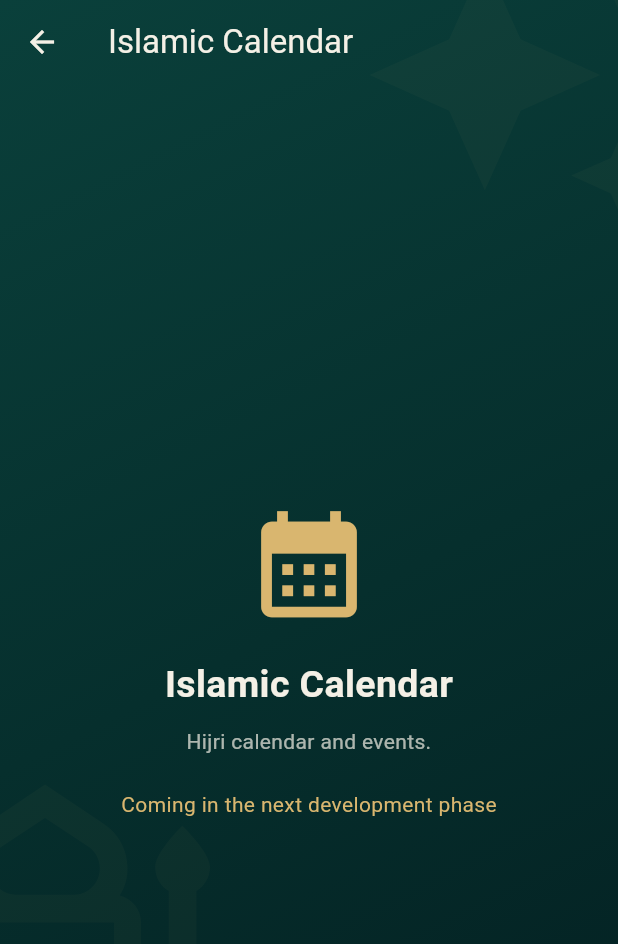
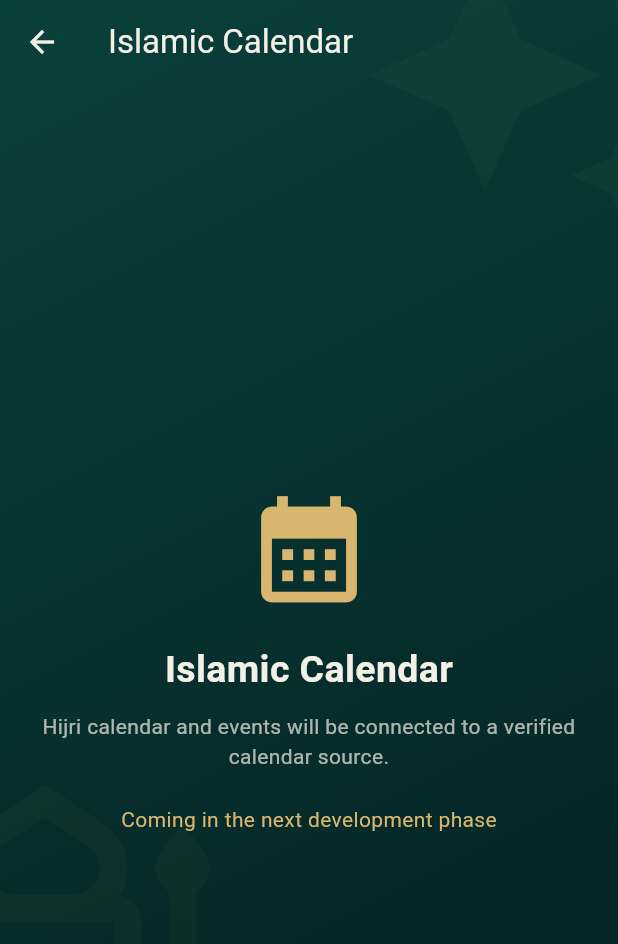
Before and after one commit to ahmad03466784806-star/Deen, a Flutter app: the MorePage widget shown alone on an empty page, opened directly, after a tap on "Islamic Calendar", on a phone screen of 412 x 824 dp. Shown: the top 944 px of the screen. Run offline on Flutter 3.47's test engine with Material 3 defaults, Android fonts, the phone set to English and light mode, and no system bars; network calls fail.

Commit message:
Connect Quran reader and prayer times screens

```diff
--- a/lib/main.dart
+++ b/lib/main.dart
@@ -1,4 +1,6 @@
 import 'package:flutter/material.dart';
+import 'quran_page.dart';
+import 'prayer_times_page.dart';
 import 'janaza_page.dart';
 import 'duas_page.dart';
 import 'deen_khazana_page.dart';
@@ -196,10 +198,7 @@ class HomePage extends StatelessWidget {
                 const Expanded(child: SectionTitle('Prayer times')),
                 TextButton.icon(
                   onPressed: () => Navigator.push(context, MaterialPageRoute(
-                    builder: (_) => const SimpleInfoPage(
-                      title: 'Prayer time settings', icon: Icons.access_time,
-                      detail: 'Choose your city, calculation method and Asr juristic setting before displaying prayer times.',
-                    ),
+                    builder: (_) => const PrayerTimesPage(),
                   )),
                   icon: const Icon(Icons.tune, size: 16, color: gold),
                   label: const Text('Setup', style: TextStyle(color: gold)),
@@ -226,7 +225,7 @@ class HomePage extends StatelessWidget {
               LayoutBuilder(builder: (context, constraints) {
                 final columns = constraints.maxWidth >= 560 ? 4 : 2;
                 final items = <_HomeAction>[
-                  _HomeAction('Quran', Icons.menu_book_rounded, () => Navigator.push(context, MaterialPageRoute(builder: (_) => const SimpleInfoPage(title: 'Quran', icon: Icons.menu_book, detail: 'Verified Quran text, translations and audio require a selected trusted source.')))),
+                  _HomeAction('Quran', Icons.menu_book_rounded, () => Navigator.push(context, MaterialPageRoute(builder: (_) => const QuranPage()))),
                   _HomeAction('Duas', Icons.volunteer_activism_outlined, () => Navigator.push(context, MaterialPageRoute(builder: (_) => const DuasPage()))),
                   _HomeAction('Janaza', Icons.mosque_outlined, () => Navigator.push(context, MaterialPageRoute(builder: (_) => const JanazaPage()))),
                   _HomeAction('Hadith Library', Icons.auto_stories_rounded, () => Navigator.push(context, MaterialPageRoute(builder: (_) => const DeenKhazanaPage()))),
@@ -469,9 +468,10 @@ class MorePage extends StatelessWidget {
     ...[
       ('Qibla Direction', Icons.explore, const QiblaPage()),
       ('Digital Tasbih', Icons.touch_app, const TasbihPage()),
-      ('Quran', Icons.menu_book, const SimpleInfoPage(title: 'Quran', icon: Icons.menu_book, detail: 'Quran reading and audio module.')),
+      ('Quran', Icons.menu_book, const QuranPage()),
       ('Duas & Azkar', Icons.volunteer_activism, const DuasPage()),
-      ('Islamic Calendar', Icons.calendar_month, const SimpleInfoPage(title: 'Islamic Calendar', icon: Icons.calendar_month, detail: 'Hijri calendar and events.')),
+      ('Prayer Times', Icons.access_time, const PrayerTimesPage()),
+      ('Islamic Calendar', Icons.calendar_month, const SimpleInfoPage(title: 'Islamic Calendar', icon: Icons.calendar_month, detail: 'Hijri calendar and events will be connected to a verified calendar source.')),
       ('Zakat Calculator', Icons.account_balance_wallet, const ZakatPage()),
       ('Janaza ka tariqa', Icons.mosque_outlined, const JanazaPage()),
       ('Settings', Icons.settings, const SimpleInfoPage(title: 'Settings', icon: Icons.settings, detail: 'App preferences, language, privacy and notifications.')),
```
